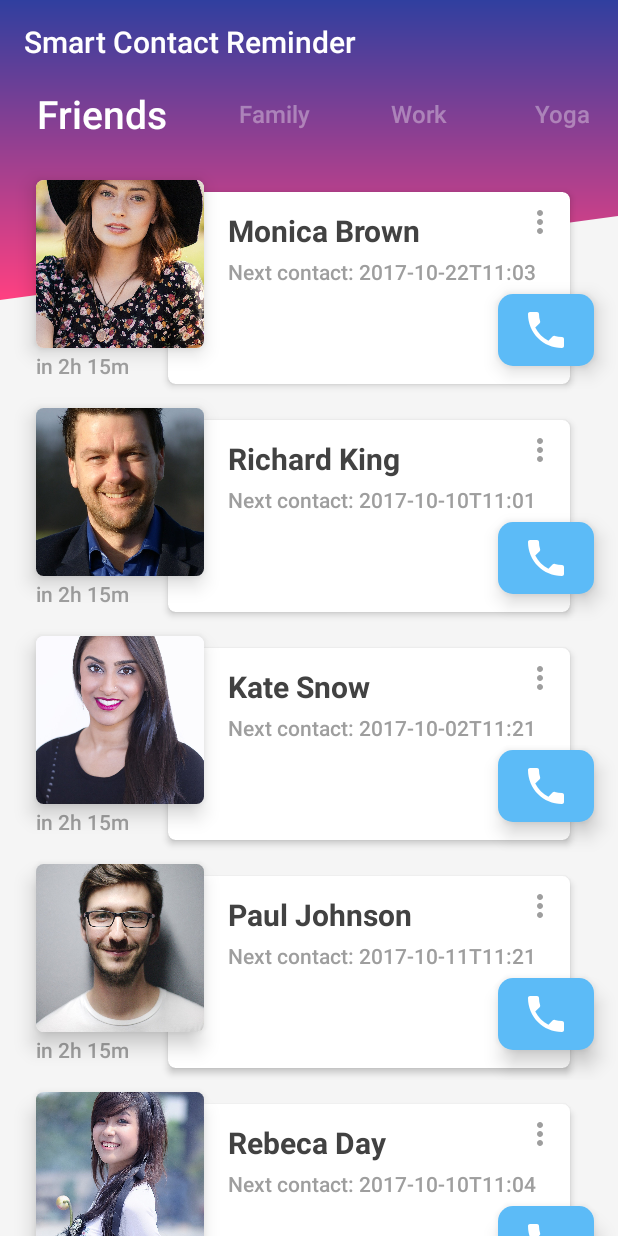
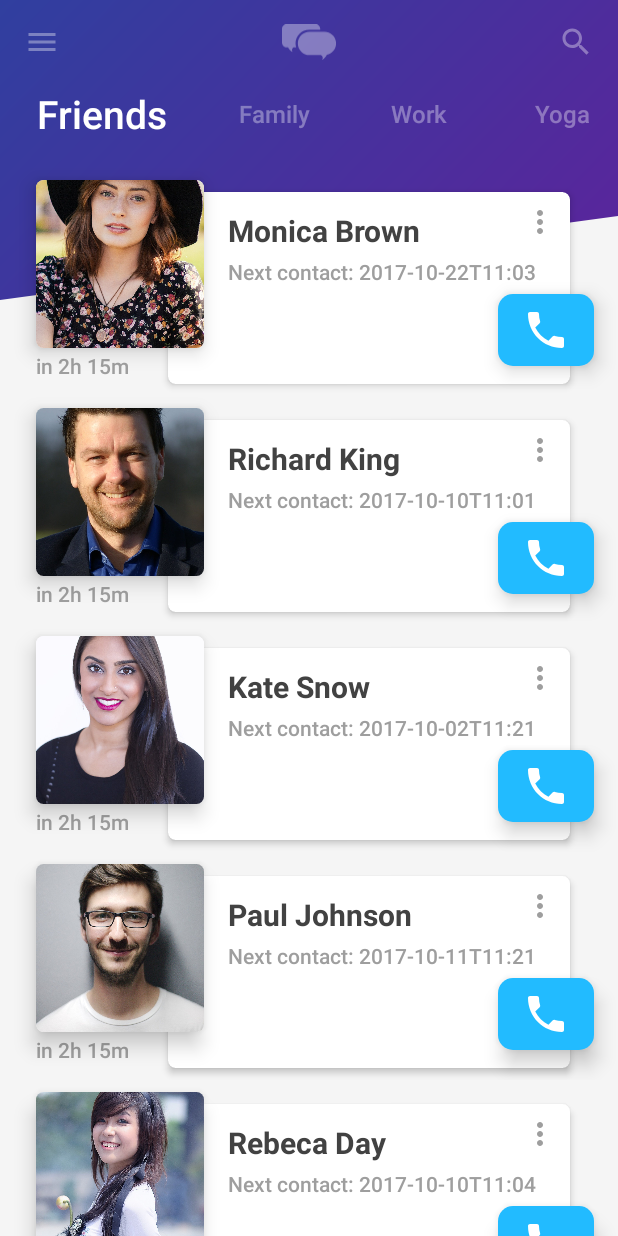
Before and after one commit to mbarta/scr-redesign, an Android app: the screen it shows after launch (ContactListActivity), on a phone screen of 412 x 824 dp. Run offline under Robolectric (Android 15) with nearby library versions, the phone set to English and light mode, and no system bars; our stand-ins replace Dagger/Hilt's generated code, Picasso; 2 statements that could not run were skipped.

Commit message:
Toolbar styling

```diff
--- a/app/src/main/AndroidManifest.xml
+++ b/app/src/main/AndroidManifest.xml
@@ -6,7 +6,7 @@
         android:name=".StayInTouchApplication"
         android:allowBackup="true"
         android:icon="@mipmap/ic_launcher"
-        android:label="@string/app_name"
+        android:label=""
         android:roundIcon="@mipmap/ic_launcher_round"
         android:supportsRtl="true"
         android:hardwareAccelerated="true"
--- a/app/src/main/java/me/barta/stayintouch/contactlist/ContactListActivity.kt
+++ b/app/src/main/java/me/barta/stayintouch/contactlist/ContactListActivity.kt
@@ -56,7 +56,7 @@ class ContactListActivity : MVPActivity<ContactListContract.View, ContactListPre
                 presenter.loadCategories()) { presenter.getFragmentForPosition(it) }
 
         viewPager.adapter = mSectionsPagerAdapter
-        viewPager.offscreenPageLimit = 2
+        viewPager.offscreenPageLimit = 5
 
         tabs.addOnTabSelectedListener(
                 object : TabLayout.ViewPagerOnTabSelectedListener(viewPager) {
--- a/app/src/main/java/me/barta/stayintouch/views/ToolbarBackgroundView.kt
+++ b/app/src/main/java/me/barta/stayintouch/views/ToolbarBackgroundView.kt
@@ -61,7 +61,7 @@ class ToolbarBackgroundView : View {
 
     override fun onSizeChanged(w: Int, h: Int, oldw: Int, oldh: Int) {
         super.onSizeChanged(w, h, oldw, oldh)
-        gradient = LinearGradient(0f, 0f, 0f, h.toFloat(), gradientColourTop, gradientColourBottom, Shader.TileMode.MIRROR)
+        gradient = LinearGradient(0f, 0f, w.toFloat(), h * 2f, gradientColourTop, gradientColourBottom, Shader.TileMode.MIRROR)
         paint.shader = gradient
     }
 
--- /dev/null
+++ b/app/src/main/res/drawable/ic_logo.xml
@@ -0,0 +1,9 @@
+<vector xmlns:android="http://schemas.android.com/apk/res/android"
+    android:width="332dp"
+    android:height="220dp"
+    android:viewportWidth="332"
+    android:viewportHeight="220.0">
+    <path
+        android:fillColor="#FFFFFF"
+        android:pathData="M275.68,188.99C272.11,196.22 261.47,215.21 246,220C253.71,209.76 251.39,198.76 239.97,190.5L169,190.5C129.51,190.5 97.5,158.49 97.5,119C97.5,79.51 129.51,47.5 169,47.5L261,47.5C300.49,47.5 332.5,79.51 332.5,119C332.5,153.46 308.13,182.21 275.68,188.99ZM83.13,117.79L83.13,117.8C83.13,126.58 84.48,135.04 86.99,143L71.18,143C60.51,151.23 58.48,161.98 66,172C51.88,167.61 41.79,151.34 37.42,143L30,143C13.43,143 0,129.57 0,113L0,30C0,13.43 13.43,0 30,0L205,0C221.57,0 235,13.43 235,30L235,34L166.92,34C120.64,34 83.13,71.52 83.13,117.79Z"/>
+</vector>
--- /dev/null
+++ b/app/src/main/res/drawable/ic_menu_24dp.xml
@@ -0,0 +1,9 @@
+<vector xmlns:android="http://schemas.android.com/apk/res/android"
+        android:width="24dp"
+        android:height="24dp"
+        android:viewportWidth="24.0"
+        android:viewportHeight="24.0">
+    <path
+        android:fillColor="#FFFFFFFF"
+        android:pathData="M3,18h18v-2L3,16v2zM3,13h18v-2L3,11v2zM3,6v2h18L21,6L3,6z"/>
+</vector>
--- /dev/null
+++ b/app/src/main/res/drawable/ic_search_24dp.xml
@@ -0,0 +1,9 @@
+<vector xmlns:android="http://schemas.android.com/apk/res/android"
+        android:width="24dp"
+        android:height="24dp"
+        android:viewportWidth="24.0"
+        android:viewportHeight="24.0">
+    <path
+        android:fillColor="#FFFFFFFF"
+        android:pathData="M15.5,14h-0.79l-0.28,-0.27C15.41,12.59 16,11.11 16,9.5 16,5.91 13.09,3 9.5,3S3,5.91 3,9.5 5.91,16 9.5,16c1.61,0 3.09,-0.59 4.23,-1.57l0.27,0.28v0.79l5,4.99L20.49,19l-4.99,-5zM9.5,14C7.01,14 5,11.99 5,9.5S7.01,5 9.5,5 14,7.01 14,9.5 11.99,14 9.5,14z"/>
+</vector>
--- a/app/src/main/res/drawable/rectangle.xml
+++ b/app/src/main/res/drawable/rectangle.xml
@@ -1,6 +1,6 @@
 <?xml version="1.0" encoding="UTF-8"?>
 <shape xmlns:android="http://schemas.android.com/apk/res/android">
-    <solid android:color="#5cbbf7" />
+    <solid android:color="@color/card_action_button" />
     <corners android:radius="10dp" />
     <padding android:bottom="8dp"
         android:left="8dp"
--- a/app/src/main/res/drawable/tab_text_color.xml
+++ b/app/src/main/res/drawable/tab_text_color.xml
@@ -1,5 +1,5 @@
 <?xml version="1.0" encoding="utf-8"?>
 <selector xmlns:android="http://schemas.android.com/apk/res/android">
-    <item android:state_selected="true" android:color="#ffffffff" />
-    <item android:color="#5bffffff" />
+    <item android:state_selected="true" android:color="@color/white" />
+    <item android:color="@color/white_transparent" />
 </selector>
--- a/app/src/main/res/layout/activity_contact_list.xml
+++ b/app/src/main/res/layout/activity_contact_list.xml
@@ -30,8 +30,8 @@
                 <me.barta.stayintouch.views.ToolbarBackgroundView
                 android:id="@+id/toolbarArcBackground"
                 app:topMargin="?attr/actionBarSize"
-                app:gradientColorStart="@color/colorPrimaryDark"
-                app:gradientColorEnd="@color/colorAccent"
+                app:gradientColorStart="@color/toolbar_gradient_start"
+                app:gradientColorEnd="@color/toolbar_gradient_end"
                 android:layout_width="match_parent"
                 android:layout_height="match_parent" />
 
@@ -42,7 +42,11 @@
                 android:background="@android:color/transparent"
                 app:layout_scrollFlags="scroll|exitUntilCollapsed"
                 android:layout_width="match_parent"
-                android:layout_height="?attr/actionBarSize" />
+                android:layout_height="?attr/actionBarSize">
+
+                <include layout="@layout/toolbar_content" />
+
+            </android.support.v7.widget.Toolbar>
 
         </android.support.design.widget.CollapsingToolbarLayout>
 
--- /dev/null
+++ b/app/src/main/res/layout/toolbar_content.xml
@@ -0,0 +1,47 @@
+<?xml version="1.0" encoding="utf-8"?>
+<android.support.constraint.ConstraintLayout xmlns:android="http://schemas.android.com/apk/res/android"
+    xmlns:app="http://schemas.android.com/apk/res-auto"
+    xmlns:tools="http://schemas.android.com/tools"
+    android:layout_width="match_parent"
+    android:layout_height="match_parent"
+    android:paddingEnd="16dp"
+    tools:background="@color/colorPrimary"
+    tools:layout_editor_absoluteX="0dp"
+    tools:layout_editor_absoluteY="81dp">
+
+    <ImageView
+        android:id="@+id/toolbar_logo"
+        android:layout_width="36dp"
+        android:layout_height="match_parent"
+        android:tint="@color/white_transparent"
+        android:tintMode="src_in"
+        app:layout_constraintBottom_toBottomOf="parent"
+        app:layout_constraintEnd_toEndOf="parent"
+        app:layout_constraintHorizontal_bias="0.5"
+        app:layout_constraintStart_toStartOf="parent"
+        app:layout_constraintTop_toTopOf="parent"
+        app:srcCompat="@drawable/ic_logo" />
+
+    <ImageView
+        android:id="@+id/navigation_menu"
+        android:layout_width="wrap_content"
+        android:layout_height="match_parent"
+        android:tint="@color/white_transparent"
+        android:tintMode="src_in"
+        app:layout_constraintBottom_toBottomOf="parent"
+        app:layout_constraintStart_toStartOf="parent"
+        app:layout_constraintTop_toTopOf="parent"
+        app:srcCompat="@drawable/ic_menu_24dp" />
+
+    <ImageView
+        android:id="@+id/action_serach"
+        android:layout_width="wrap_content"
+        android:layout_height="match_parent"
+        android:tint="@color/white_transparent"
+        android:tintMode="src_in"
+        app:layout_constraintBottom_toBottomOf="parent"
+        app:layout_constraintEnd_toEndOf="parent"
+        app:layout_constraintTop_toTopOf="parent"
+        app:srcCompat="@drawable/ic_search_24dp" />
+
+</android.support.constraint.ConstraintLayout>
--- a/app/src/main/res/values/colors.xml
+++ b/app/src/main/res/values/colors.xml
@@ -8,6 +8,12 @@
     <color name="colorTextSecondary">#9e9e9e</color>
 
     <color name="white">#ffffff</color>
+    <color name="white_transparent">#5bffffff</color>
+
+    <color name="toolbar_gradient_start">#303F9F</color>
+    <color name="toolbar_gradient_end">#6a1b9a</color>
+
+    <color name="card_action_button">#22bbff</color>
 
     <color name="background">#f5f5f5</color>
 </resources>
--- a/app/src/main/res/values/styles.xml
+++ b/app/src/main/res/values/styles.xml
@@ -24,6 +24,8 @@
 
     <style name="AppTheme.AppBarOverlay" parent="ThemeOverlay.AppCompat.Dark.ActionBar" />
     <style name="AppTheme.PopupOverlay" parent="ThemeOverlay.AppCompat.Light" />
+
+    <style name="AppTheme.ToolbarTitle" parent="TextAppearance.Widget.AppCompat.Toolbar.Title" />
 
     <style name="AppTheme.TabLayout" parent="Widget.Design.TabLayout">
         <item name="tabBackground">?attr/selectableItemBackground</item>
```
